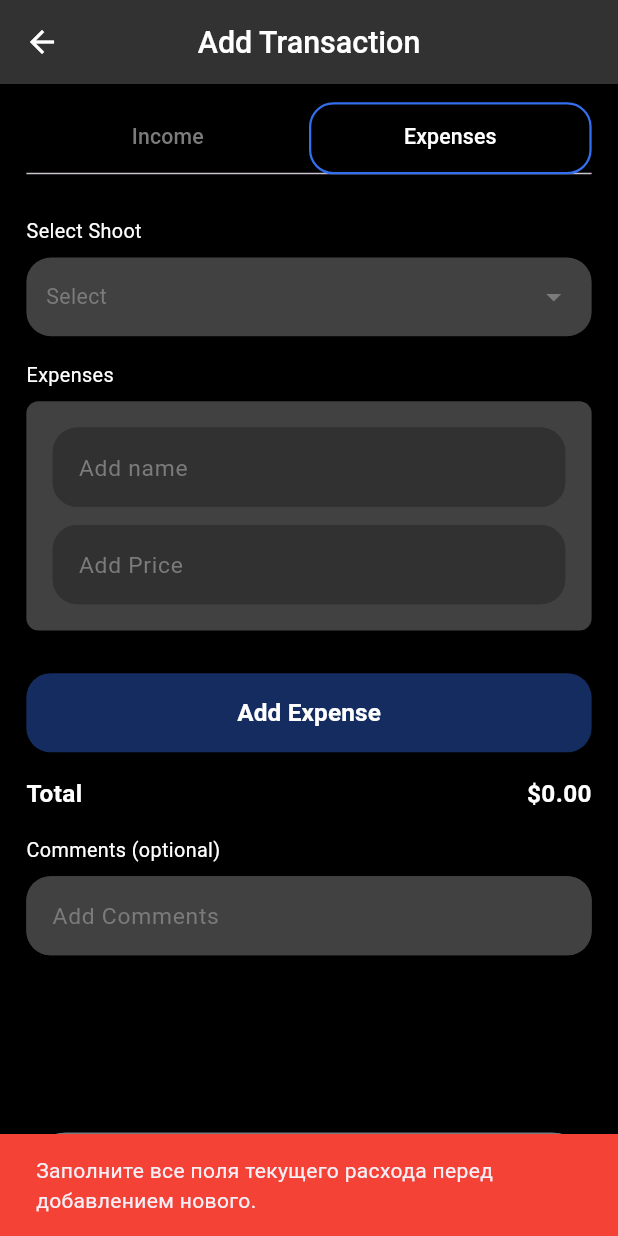
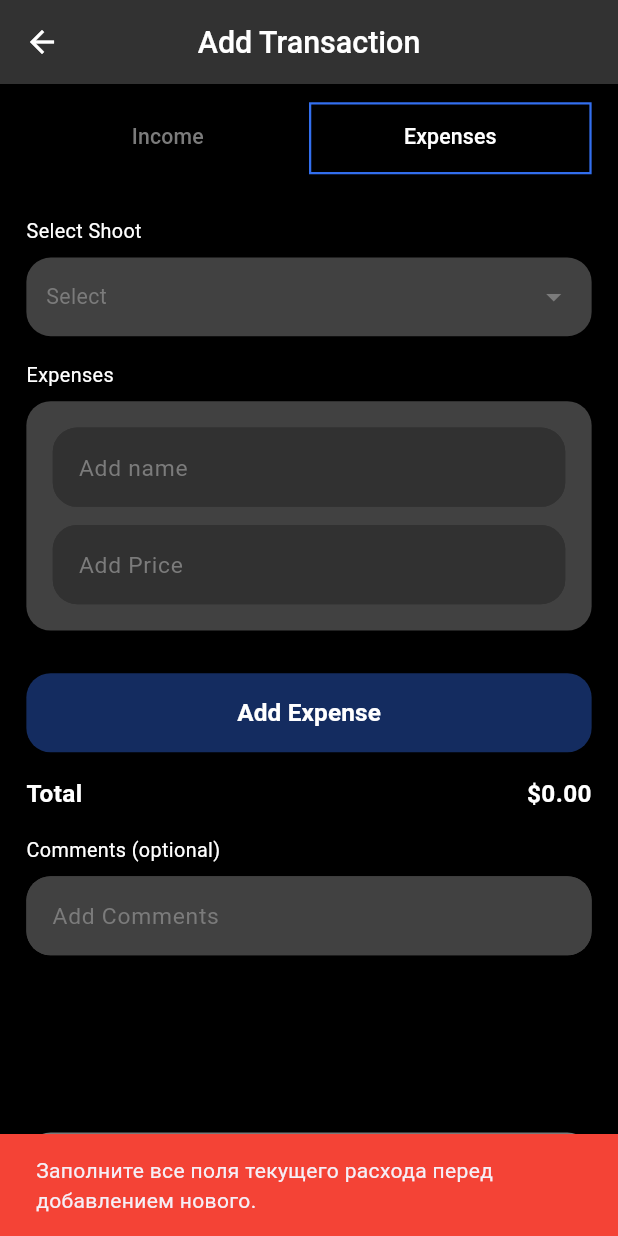
Before and after one commit to elamantaalaibeckov/320omega_view, a Flutter app: the AddTransactionPage screen opened directly, tab 2 chosen, after a tap on "Add Expense", on a phone screen of 412 x 824 dp. Run offline on Flutter 3.47's test engine with Material 3 defaults, Android fonts, the phone set to English and light mode, and no system bars; our stand-ins replace flutter_bloc, flutter_screenutil, hive, hive_flutter, image_picker, permission_handler; accounts and stored records are empty; Roboto replaces fonts that are missing (SF PRO); project files that could hold a hidden picture were left out.

Commit message:
add_income_expences 95%

```diff
--- a/lib/presentetion/pages/transaction/screens/add_income_expenses.dart
+++ b/lib/presentetion/pages/transaction/screens/add_income_expenses.dart
@@ -2,6 +2,7 @@ import 'dart:io';
 import 'dart:math';
 import 'package:flutter/cupertino.dart';
 import 'package:flutter/material.dart';
+import 'package:flutter/services.dart';
 import 'package:flutter_bloc/flutter_bloc.dart';
 import 'package:flutter_screenutil/flutter_screenutil.dart';
 import 'package:intl/intl.dart';
@@ -68,13 +69,12 @@ class _AddTransactionPageState extends State<AddTransactionPage>
     if (_selectedShoot == null) return false;
 
     if (_tabIndex == 0) {
-      return (_incomeAmountController.text.isNotEmpty &&
-          (double.tryParse(_incomeAmountController.text) ?? 0) > 0);
+      return (_parseAmount(_incomeAmountController.text) > 0);
     } else {
       if (_expenseItems.isEmpty) return false;
       return _expenseItems.any((item) =>
           item.nameController.text.trim().isNotEmpty &&
-          (double.tryParse(item.priceController.text) ?? 0) > 0);
+          _parseAmount(item.priceController.text) > 0);
     }
   }
 
@@ -82,35 +82,40 @@ class _AddTransactionPageState extends State<AddTransactionPage>
   void initState() {
     super.initState();
 
+    // === $ PREFIX ===
+    _attachDollarFormatter(_incomeAmountController);
+
     // ----------- PREFILL -----------
     if (_isEditing) {
       final tx = widget.initialTx!;
       _selectedShoot = widget.initialShoot;
       if (tx.category == 'Income') {
         _tabIndex = 0;
-        _incomeAmountController.text = tx.amount.toStringAsFixed(0);
+        _incomeAmountController.text = _formatWithDollar(tx.amount);
         _commentsController.text = tx.note ?? '';
       } else {
         _tabIndex = 1;
+        final nameCtrl = TextEditingController(text: tx.note);
+        final priceCtrl =
+            TextEditingController(text: _formatWithDollar(tx.amount));
+        _attachDollarFormatter(priceCtrl);
         _expenseItems.add(
           ExpenseItem(
             id: _uuid.v4(),
-            nameController: TextEditingController(text: tx.note)
-              ..addListener(_updateSaveButton),
-            priceController:
-                TextEditingController(text: tx.amount.toStringAsFixed(0))
-                  ..addListener(_updateSaveButton),
+            nameController: nameCtrl..addListener(_updateSaveButton),
+            priceController: priceCtrl..addListener(_updateSaveButton),
           ),
         );
       }
     } else {
+      final nameCtrl = TextEditingController()..addListener(_updateSaveButton);
+      final priceCtrl = TextEditingController()..addListener(_updateSaveButton);
+      _attachDollarFormatter(priceCtrl);
       _expenseItems.add(
         ExpenseItem(
           id: _uuid.v4(),
-          nameController: TextEditingController()
-            ..addListener(_updateSaveButton),
-          priceController: TextEditingController()
-            ..addListener(_updateSaveButton),
+          nameController: nameCtrl,
+          priceController: priceCtrl,
         ),
       );
     }
@@ -120,15 +125,37 @@ class _AddTransactionPageState extends State<AddTransactionPage>
     _incomeAmountController.addListener(_updateSaveButton);
     _commentsController.addListener(_updateSaveButton);
 
-    // ----------- FIX: initialIndex -----------
     _tabController = TabController(
       length: 2,
       vsync: this,
-      initialIndex: _tabIndex, // стартуем с нужной вкладки (Income/Expenses)
+      initialIndex: _tabIndex,
     )..addListener(_handleTabSelection);
 
     context.read<ShootsCubit>().loadShoots();
   }
+
+  // === $ PREFIX helpers ===
+  void _attachDollarFormatter(TextEditingController c) {
+    c.addListener(() {
+      final raw = c.text;
+      if (raw.isEmpty) return;
+      if (raw.startsWith('\$')) return;
+      final onlyNums = raw.replaceAll(RegExp(r'[^\d.]'), '');
+      final formatted = '\$ $onlyNums';
+      c.value = TextEditingValue(
+        text: formatted,
+        selection: TextSelection.collapsed(offset: formatted.length),
+      );
+    });
+  }
+
+  String _formatWithDollar(num value) => '\$ ${value.toStringAsFixed(0)}';
+
+  double _parseAmount(String text) {
+    final cleaned = text.replaceAll(RegExp(r'[^\d.]'), '');
+    return double.tryParse(cleaned) ?? 0;
+  }
+  // === end $ helpers ===
 
   void _markDirty([_]) {
     if (!_isDirty) setState(() => _isDirty = true);
@@ -137,24 +164,18 @@ class _AddTransactionPageState extends State<AddTransactionPage>
   void _updateSaveButton() => setState(() {});
 
   void _handleTabSelection() {
-    // если индекс реально не поменялся — выходим
     if (_tabController.index == _tabIndex) return;
 
     setState(() {
       _tabIndex = _tabController.index;
-      _isShootPickerOpen = false; // просто закрыли список
-      // НИЧЕГО НЕ ЧИСТИМ
+      _isShootPickerOpen = false;
 
-      // Если впервые зашли в Expenses и список пуст — создаём один элемент
       if (_tabIndex == 1 && _expenseItems.isEmpty) {
+        final nc = TextEditingController()..addListener(_updateSaveButton);
+        final pc = TextEditingController()..addListener(_updateSaveButton);
+        _attachDollarFormatter(pc);
         _expenseItems.add(
-          ExpenseItem(
-            id: _uuid.v4(),
-            nameController: TextEditingController()
-              ..addListener(_updateSaveButton),
-            priceController: TextEditingController()
-              ..addListener(_updateSaveButton),
-          ),
+          ExpenseItem(id: _uuid.v4(), nameController: nc, priceController: pc),
         );
       }
     });
@@ -189,19 +210,22 @@ class _AddTransactionPageState extends State<AddTransactionPage>
       }
     }
     setState(() {
+      final nameC = TextEditingController()
+        ..addListener(_markDirty)
+        ..addListener(_updateSaveButton);
+      final priceC = TextEditingController()
+        ..addListener(_markDirty)
+        ..addListener(_updateSaveButton);
+      _attachDollarFormatter(priceC);
+
       _expenseItems.add(
         ExpenseItem(
           id: _uuid.v4(),
-          nameController: TextEditingController()
-            ..addListener(_markDirty)
-            ..addListener(_updateSaveButton),
-          priceController: TextEditingController()
-            ..addListener(_markDirty)
-            ..addListener(_updateSaveButton),
+          nameController: nameC,
+          priceController: priceC,
         ),
       );
       _isDirty = true;
-      _updateSaveButton();
     });
   }
 
@@ -209,22 +233,24 @@ class _AddTransactionPageState extends State<AddTransactionPage>
     setState(() {
       final idx = _expenseItems.indexWhere((e) => e.id == id);
       if (idx != -1) {
-        _expenseItems[idx].nameController.removeListener(_updateSaveButton);
-        _expenseItems[idx].priceController.removeListener(_updateSaveButton);
         _expenseItems[idx].dispose();
         _expenseItems.removeAt(idx);
         if (_expenseItems.isEmpty) _addExpenseItem();
         _isDirty = true;
-        _updateSaveButton();
       }
     });
   }
 
   double _calculateTotalExpenses() {
     return _expenseItems.fold(0.0, (sum, item) {
-      final p = double.tryParse(item.priceController.text) ?? 0;
-      return sum + p;
+      return sum + _parseAmount(item.priceController.text);
     });
+  }
+
+  bool _isExpenseFilled(ExpenseItem item) {
+    final name = item.nameController.text.trim();
+    final price = _parseAmount(item.priceController.text);
+    return name.isNotEmpty && price > 0;
   }
 
   Future<void> _saveTransaction() async {
@@ -240,7 +266,7 @@ class _AddTransactionPageState extends State<AddTransactionPage>
     }
 
     if (_tabIndex == 0) {
-      final amount = double.tryParse(_incomeAmountController.text) ?? 0;
+      final amount = _parseAmount(_incomeAmountController.text);
       final tx = OmegaTransactionModel(
         id: _uuid.v4(),
         shootId: _selectedShoot!.id,
@@ -254,7 +280,7 @@ class _AddTransactionPageState extends State<AddTransactionPage>
     } else {
       for (var item in _expenseItems) {
         final name = item.nameController.text.trim();
-        final price = double.tryParse(item.priceController.text) ?? 0;
+        final price = _parseAmount(item.priceController.text);
         if (name.isEmpty || price <= 0) continue;
         final tx = OmegaTransactionModel(
           id: _uuid.v4(),
@@ -384,10 +410,10 @@ class _AddTransactionPageState extends State<AddTransactionPage>
                     padding:
                         EdgeInsets.symmetric(horizontal: 16.w, vertical: 12.h),
                     child: TabBar(
+                      dividerColor: AppColors.bgColor,
                       controller: _tabController,
                       indicator: BoxDecoration(
                         border: Border.all(color: accent, width: 1.5),
-                        borderRadius: BorderRadius.circular(16.r),
                       ),
                       indicatorSize: TabBarIndicatorSize.tab,
                       labelColor: AppColors.textWhite,
@@ -426,7 +452,7 @@ class _AddTransactionPageState extends State<AddTransactionPage>
                     foregroundColor: WidgetStateProperty.all(Colors.white),
                     shape: WidgetStateProperty.all(
                       RoundedRectangleBorder(
-                          borderRadius: BorderRadius.circular(30.r)),
+                          borderRadius: BorderRadius.circular(16.r)),
                     ),
                   ),
                   child: Text(
@@ -649,13 +675,14 @@ class _AddTransactionPageState extends State<AddTransactionPage>
           itemCount: _expenseItems.length,
           itemBuilder: (context, idx) {
             final e = _expenseItems[idx];
+            final filled = _isExpenseFilled(e);
             return Padding(
               padding: EdgeInsets.only(bottom: 12.h),
               child: Container(
                 padding: EdgeInsets.all(16.w),
                 decoration: BoxDecoration(
                   color: AppColors.filedGrey,
-                  borderRadius: BorderRadius.circular(8.r),
+                  borderRadius: BorderRadius.circular(16.r),
                 ),
                 child: Column(
                   crossAxisAlignment: CrossAxisAlignment.start,
@@ -686,14 +713,17 @@ class _AddTransactionPageState extends State<AddTransactionPage>
                               width: 48.w,
                               height: 48.h,
                               decoration: BoxDecoration(
-                                color: AppColors.bottomNavigatorAppBarColor,
+                                color: AppColors.filedGrey,
                                 borderRadius: BorderRadius.circular(8.r),
                               ),
                               child: Center(
-                                child: Icon(
-                                  Icons.delete_outline,
-                                  color: AppColors.textgrey,
-                                  size: 24.r,
+                                child: Image.asset(
+                                  AppIcons.deleteshoot,
+                                  width: 18.w,
+                                  height: 22.h,
+                                  color: filled
+                                      ? AppColors.textWhite
+                                      : AppColors.textWhite.withOpacity(0.5),
                                 ),
                               ),
                             ),
@@ -720,7 +750,7 @@ class _AddTransactionPageState extends State<AddTransactionPage>
             child: Text(
               'Add Expense',
               style: TextStyle(
-                  color: Colors.white,
+                  color: AppColors.textWhite,
                   fontSize: 16.sp,
                   fontWeight: FontWeight.w600),
             ),
```
